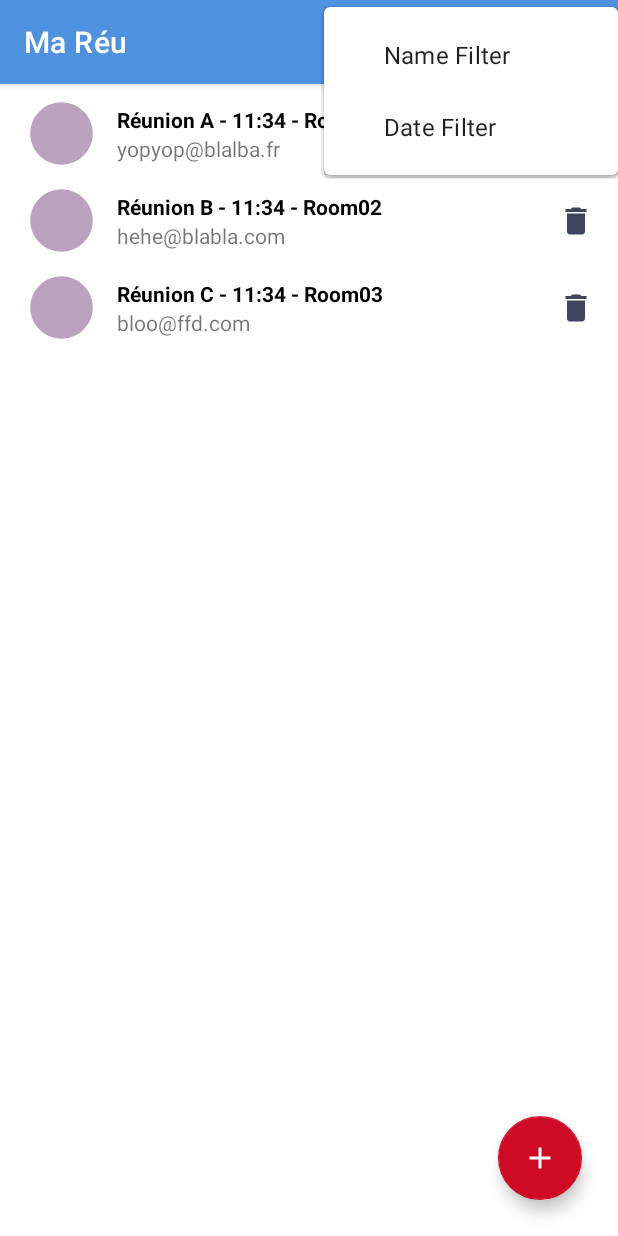
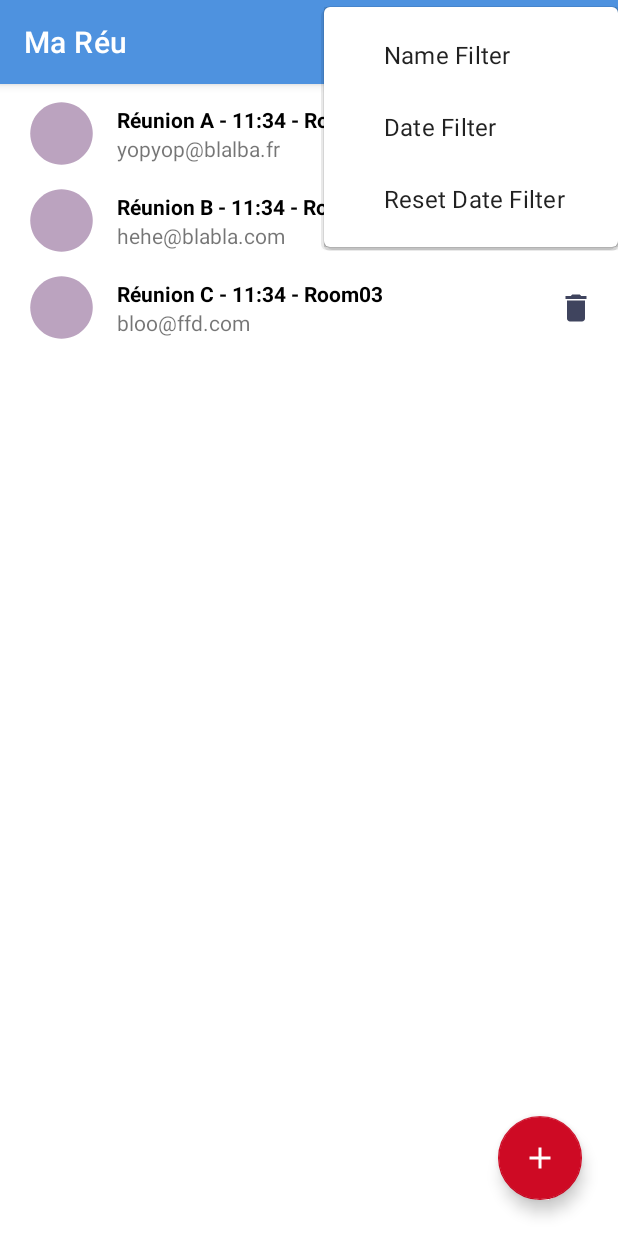
Before and after one commit to Strickle/MaReu, an Android app: the screen it shows after launch (MeetingListActivity), after a tap on "Filter", on a phone screen of 412 x 824 dp. Run offline under Robolectric (Android 15) with nearby library versions, the phone set to English and light mode, and no system bars; our stand-ins replace EventBus.

Commit message:
add reset filter to menu of MeetingListActivity

```diff
--- a/app/src/main/res/menu/my_menu.xml
+++ b/app/src/main/res/menu/my_menu.xml
@@ -19,7 +19,12 @@
                 android:icon="@drawable/ic_baseline_sort_24"
                 app:showAsAction="ifRoom|collapseActionView"
                 app:actionViewClass="androidx.appcompat.widget.SearchView" />
-
+            <item
+                android:id="@+id/reseteDateFilter"
+                android:title="Reset Date Filter"
+                android:icon="@drawable/ic_baseline_sort_24"
+                app:showAsAction="ifRoom|collapseActionView"
+                app:actionViewClass="androidx.appcompat.widget.SearchView" />
         </menu>
     </item>
 
```
